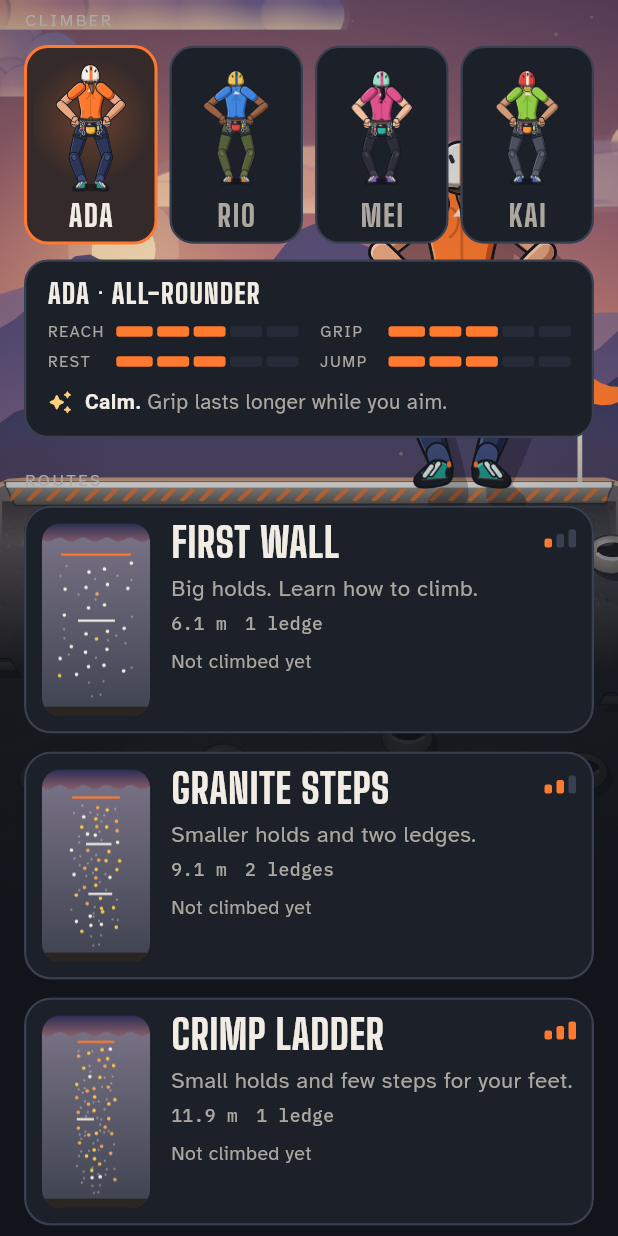
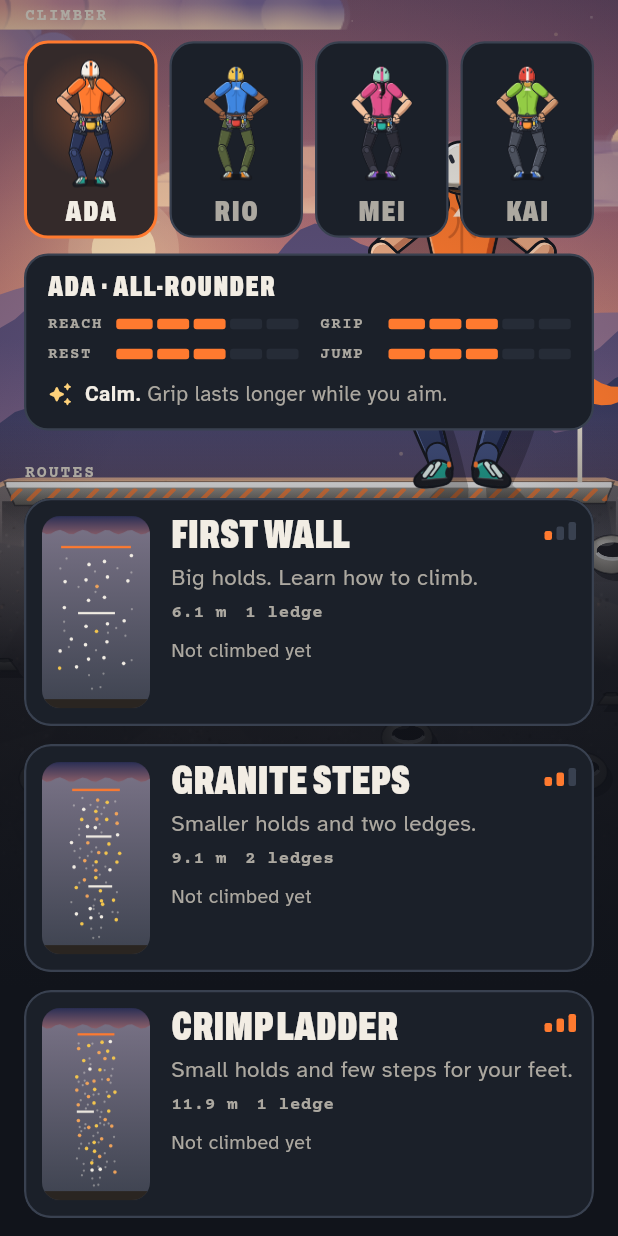
Before and after one commit to MuqaddamAli/topout, a Flutter app: the screen it shows after launch, scrolled down 576 dp, on a phone screen of 412 x 824 dp. Run offline on Flutter 3.47's test engine with Material 3 defaults, Android fonts, the phone set to English and light mode, and no system bars; our stand-ins replace audioplayers, shared_preferences, socket_io_client, web; missing offline and left inert: dart:js_interop, dart:ui_web.

Commit message:
Field Book fonts and type
Archivo ExtraCondensed, Courier Prime and Reenie Beanie are in the app and
in the test font loader. Txt keeps its API: titles are Archivo, numbers and
small labels are typed in Courier, sentences stay Atkinson.

```diff
--- a/lib/game/field_book.dart
+++ b/lib/game/field_book.dart
@@ -2,7 +2,6 @@
 // The numbers come from the mockups in design/field-book/mockups/ and are
 // explained in design/field-book/HANDOFF.md. Nothing here changes the rules.
 import 'dart:math' as math;
-import 'dart:ui';
 
 import 'package:flutter/painting.dart';
 
--- a/lib/ui/widgets.dart
+++ b/lib/ui/widgets.dart
@@ -6,27 +6,38 @@ import '../game/art.dart';
 import '../game/core.dart';
 import '../game/palette.dart';
 
-/// Text styles (fonts are in assets/fonts).
+/// Text styles (fonts are in assets/fonts). The Field Book's three hands:
+/// Archivo for titles (write them in capitals), Courier for anything typed,
+/// Atkinson for sentences. See also [FbTxt].
 class Txt {
-  static TextStyle display(double size, {FontWeight weight = FontWeight.w800, Color? color, double spacing = 0.02}) =>
+  /// Archivo ExtraCondensed Black. It has one weight; [weight] is kept so
+  /// call sites keep working.
+  static TextStyle display(double size, {FontWeight weight = FontWeight.w900, Color? color, double spacing = 0.01}) =>
       TextStyle(
-        fontFamily: 'BigShoulders',
-        fontWeight: weight,
+        fontFamily: 'ArchivoXC',
+        fontWeight: FontWeight.w900,
         fontSize: size,
-        height: 0.95,
+        height: 0.9,
         letterSpacing: size * spacing,
         color: color ?? Pal.chalk,
       );
   static TextStyle body(double size, {FontWeight weight = FontWeight.w400, Color? color, double height = 1.38}) =>
       TextStyle(fontFamily: 'Atkinson', fontSize: size, fontWeight: weight, color: color ?? Pal.chalk, height: height);
-  static TextStyle mono(double size, {Color? color}) =>
-      TextStyle(fontFamily: 'PlexMono', fontSize: size, fontWeight: FontWeight.w500, color: color ?? Pal.chalk, height: 1.1);
 
-  /// Small capitals label, like "ROUTES".
-  static TextStyle eyebrow({double size = 11, double spacing = 0.16, Color? color}) => TextStyle(
-        fontFamily: 'Atkinson',
+  /// Courier Prime: numbers, times and typed lines.
+  static TextStyle mono(double size, {Color? color, bool bold = true}) => TextStyle(
+      fontFamily: 'CourierPrime',
+      fontSize: size,
+      fontWeight: bold ? FontWeight.w700 : FontWeight.w400,
+      color: color ?? Pal.chalk,
+      height: 1.1);
+
+  /// Small typed capitals, like "ROUTES".
+  static TextStyle eyebrow({double size = 11, double spacing = 0.12, Color? color}) => TextStyle(
+        fontFamily: 'CourierPrime',
+        fontWeight: FontWeight.w700,
         fontSize: size,
-        letterSpacing: size * spacing,
+        letterSpacing: size * spacing.clamp(0.08, 0.14),
         color: color ?? Pal.chalkDim,
         height: 1.2,
       );
```
Also changed, not shown: pubspec.yaml (+12 -0 lines), 1 other file.
